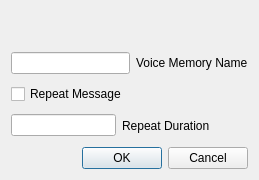
Before: the Qt Designer form mqt/MqtLogger/txvmbuttondialog.ui in Rsclub22/Minos2-Mirror, drawn with Qt 5.
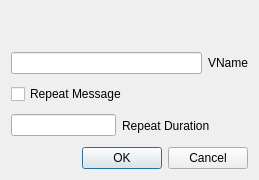
After: the same form once the commit is applied.

Commit message: allow you to select the number of voice key buttons from 2 to 8

```diff
--- a/mqt/MqtLogger/txvmbuttondialog.ui
+++ b/mqt/MqtLogger/txvmbuttondialog.ui
@@ -34,7 +34,7 @@
        <item>
         <widget class="QLabel" name="txVmTypeLbl">
          <property name="text">
-          <string> </string>
+          <string/>
          </property>
         </widget>
        </item>
@@ -61,7 +61,7 @@
        <item>
         <widget class="QLabel" name="label">
          <property name="text">
-          <string>Voice Memory Name</string>
+          <string>VName</string>
          </property>
         </widget>
        </item>
```
The commit also changes 6 other files.
